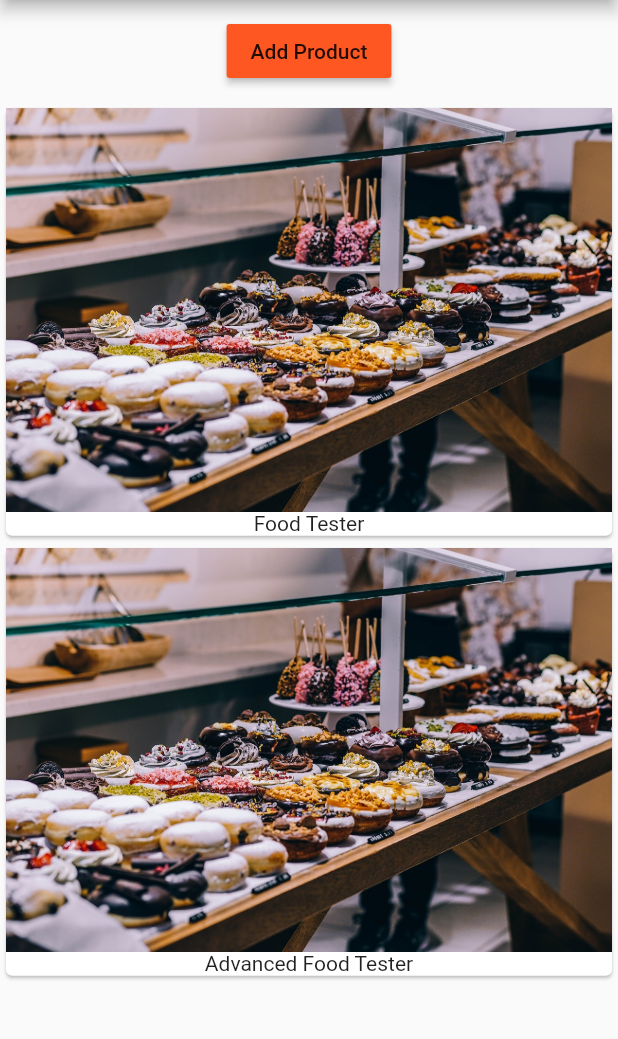
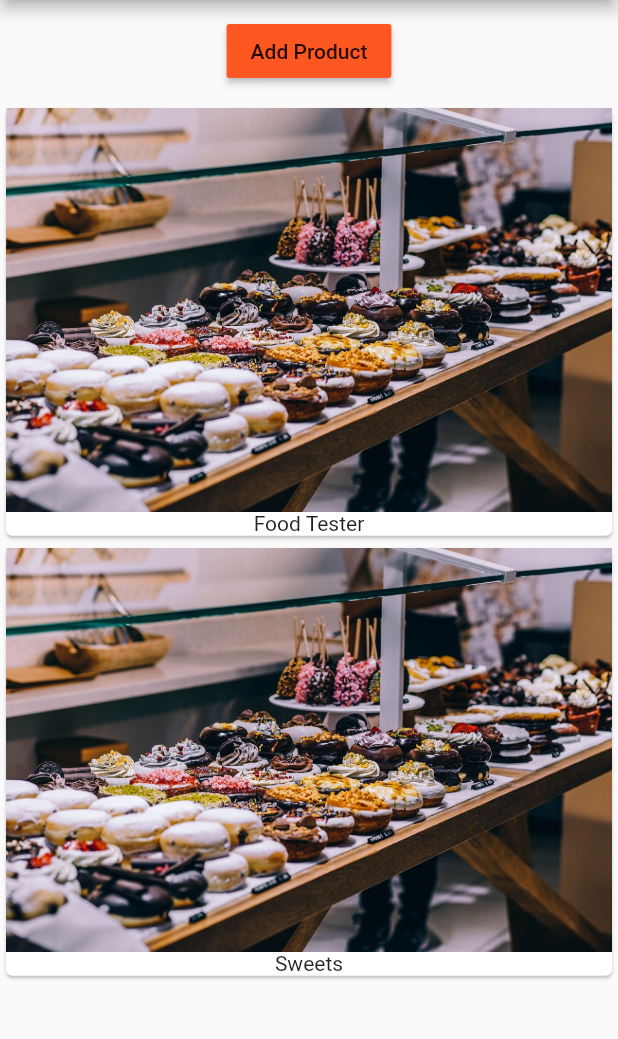
Before and after one commit to AliRadmanesh/flutter-easy-list, a Flutter app: the screen it shows after launch, after a tap on "Add Product", on a phone screen of 412 x 824 dp, the part 84-1123 px from its top. Run offline on Flutter 3.47's test engine with Material 2 defaults, Android fonts, the phone set to English and light mode, and no system bars.

Commit message:
Finish module 2 & 3, understood different debugging tools

```diff
--- a/lib/main.dart
+++ b/lib/main.dart
@@ -1,17 +1,45 @@
 // Pre-defined functions and tools for creating our application.
 import 'package:flutter/material.dart';
+/*
+## rendering class is usefull for debugging the user interface
+*/
+// import 'package:flutter/rendering.dart';
 
 import './product_manager.dart';
 
 // This is our app's core function, where it starts to launch!
-void main() => runApp(MyApp());
+void main() {
+  /*
+  ## To show each element, its padding & margin, use this:
+  */
+  // debugPaintSizeEnabled = true;
+  /*
+  ## To show where text baseline is, you can enable this:
+  */
+  // debugPaintBaselinesEnabled = true;
+  /*
+  ## To show tapping on each element you can use this var:
+  */
+  // debugPaintPointersEnabled = true;
+  runApp(MyApp());
+}
 
 class MyApp extends StatelessWidget {
   // This widget is the root of your application.
+  // Everything in flutter is widget. even
+  // our whole application is a widget!
+  // We have 2 kind of widgets:
+  // 1. Stateless: Displaying something
+  // 2. Stateful: Can work with date and modify them.
 
   @override
   Widget build(BuildContext context) {
     return MaterialApp(
+      /*
+      ## [debugShowMaterialGrid] shows grid in the whole
+      ## page to recognize how much space your element take.
+      */
+      // debugShowMaterialGrid: true,
       title: 'Easy List',
       theme: ThemeData(
         brightness: Brightness.light,
--- /dev/null
+++ b/lib/product_control.dart
@@ -0,0 +1,21 @@
+import 'package:flutter/material.dart';
+
+class ProductControl extends StatelessWidget {
+  final Function addProduct;
+
+  // bind _addProduct() of parent widget to this.addProduct
+  // that is a function reference.
+  ProductControl(this.addProduct);
+
+  @override
+  Widget build(BuildContext context) {
+    return RaisedButton(
+      color: Theme.of(context).primaryColor,
+      onPressed: () {
+        /* Call addProduct function of parent widget to change the state */
+        addProduct('Sweets');
+      },
+      child: Text('Add Product'),
+    );
+  }
+}
--- a/lib/product_manager.dart
+++ b/lib/product_manager.dart
@@ -1,6 +1,7 @@
 import 'package:flutter/material.dart';
 
 import './products.dart';
+import './product_control.dart';
 
 class ProductManager extends StatefulWidget {
   final String startingProduct;
@@ -17,6 +18,15 @@ class ProductManager extends StatefulWidget {
 }
 
 class _ProductManagerState extends State<ProductManager> {
+  // Also our products list is final, we can add to it.
+  // final means it couldn't be changed. but we can add
+  // to it (modify the exsiting value)! we just can't
+  // assign a new value to it, like _products = ['Ali'];
+  // reason: Objects and lists in general are reference types
+  // and we store a reference to their contents.
+  // Note: In final variables, we can modify them, but
+  // we can't assign a new value to them.
+  // e.g. final age = 25; age.round() is OK!
   List<String> _products = [];
 
   @override
@@ -30,22 +40,26 @@ class _ProductManagerState extends State<ProductManager> {
   }
 
   @override
+  void didUpdateWidget(ProductManager oldWidget) {
+    print('[ProductManager State] didUpdateWidget()');
+    super.didUpdateWidget(oldWidget);
+  }
+
+  void _addProduct(String product) {
+    setState(() {
+      _products.add(product);
+      print(_products);
+    });
+  }
+
+  @override
   Widget build(BuildContext context) {
     print('[ProductManager State] build()');
     return Column(
       children: <Widget>[
         Container(
           margin: EdgeInsets.all(10.0),
-          child: RaisedButton(
-            color: Theme.of(context).primaryColor,
-            onPressed: () {
-              setState(() {
-                _products.add('Advanced Food Tester');
-                print(_products);
-              });
-            },
-            child: Text('Add Product'),
-          ),
+          child: ProductControl(_addProduct),
         ),
         Products(_products),
       ],
```
